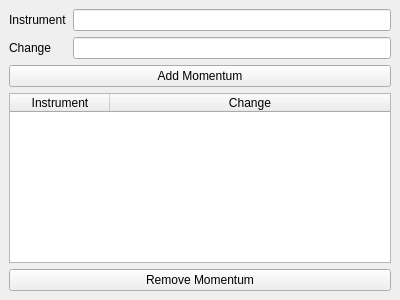
The window that trading-signal-momentum.ui (shocklateboy92/se3011) describes before a commit, drawn with Qt 5.
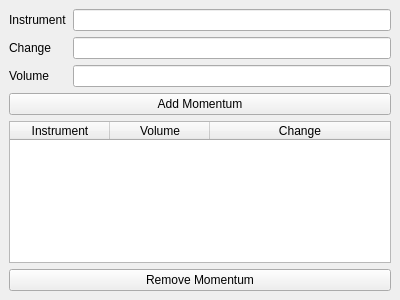
The same window after the commit.

Diff of the .ui file:
```diff
--- a/trading-signal-momentum.ui
+++ b/trading-signal-momentum.ui
@@ -40,6 +40,16 @@
         </property>
        </widget>
       </item>
+      <item row="2" column="1">
+       <widget class="QLineEdit" name="volume_text"/>
+      </item>
+      <item row="2" column="0">
+       <widget class="QLabel" name="volume_label">
+        <property name="text">
+         <string>Volume</string>
+        </property>
+       </widget>
+      </item>
      </layout>
     </item>
     <item>
@@ -74,6 +84,11 @@
         <string>Instrument</string>
        </property>
       </column>
+      <column>
+       <property name="text">
+        <string>Volume</string>
+       </property>
+      </column>
       <column>
        <property name="text">
         <string>Change</string>
```
